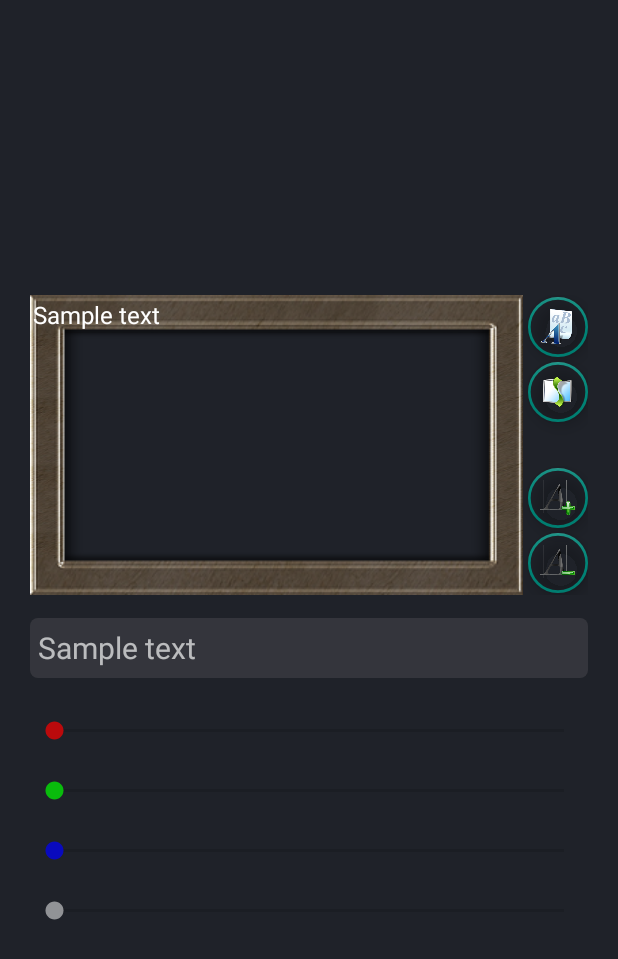
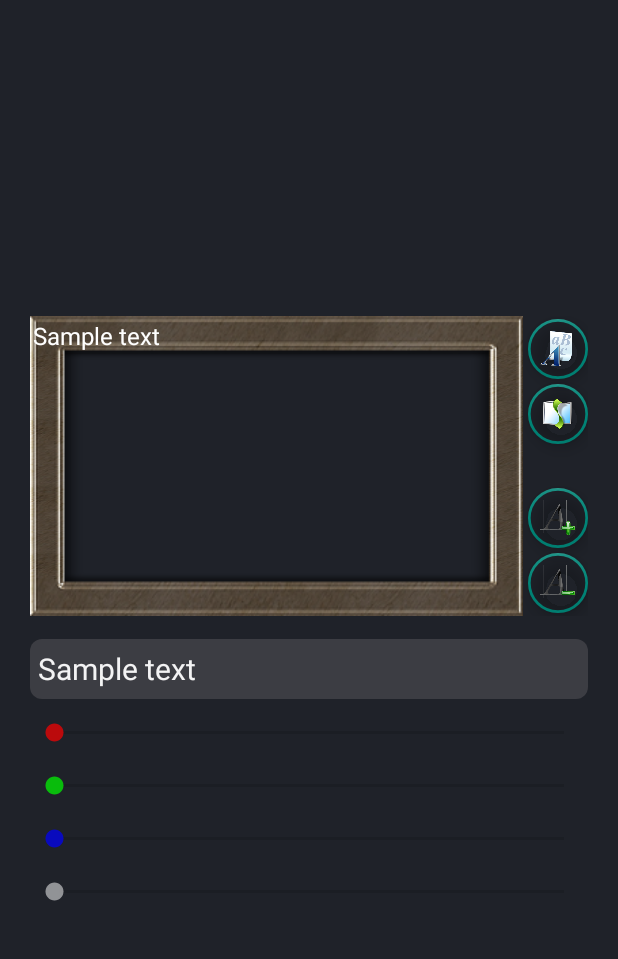
Before and after one commit to kwgo/album_widget, an Android app: the layout font_layer.xml on its own in the app's theme, with its tools: preview values and no code run, on a phone screen of 412 x 824 dp. Shown: the top 959 px of the screen. Run offline under Robolectric (Android 15) with nearby library versions, the phone set to English and light mode, and no system bars.

Commit message:
working on the font

```diff
--- a/app/src/main/res/drawable/font_text.xml
+++ b/app/src/main/res/drawable/font_text.xml
@@ -6,6 +6,6 @@
         android:width="0dp"
         android:color="#434449" />
 
-    <corners android:radius="5dp" />
+    <corners android:radius="8dp" />
 
 </shape>
--- a/app/src/main/res/layout/font_layer.xml
+++ b/app/src/main/res/layout/font_layer.xml
@@ -22,7 +22,6 @@
             android:layout_height="wrap_content"
             android:orientation="vertical">
 
-
             <LinearLayout
                 android:layout_width="wrap_content"
                 android:layout_height="wrap_content"
@@ -42,7 +41,7 @@
                         android:src="@drawable/frame_0" />
 
                     <TextView
-                        android:id="@+id/font_sample"
+                        android:id="@+id/font_label"
                         android:layout_width="wrap_content"
                         android:layout_height="wrap_content"
                         android:padding="2dp"
@@ -64,7 +63,7 @@
                         android:layout_width="wrap_content"
                         android:layout_height="wrap_content"
                         android:layout_gravity="end"
-                        android:layout_marginTop="1dp"
+                        android:layout_marginTop="2dp"
                         android:src="@drawable/font_type" />
 
                     <com.google.android.material.floatingactionbutton.FloatingActionButton
@@ -102,11 +101,9 @@
                         android:layout_width="wrap_content"
                         android:layout_height="wrap_content"
                         android:layout_gravity="end"
-                        android:layout_marginBottom="1dp"
+                        android:layout_marginBottom="2dp"
                         android:src="@drawable/font_size_minus" />
-
                 </LinearLayout>
-
             </LinearLayout>
 
             <EditText
@@ -117,8 +114,8 @@
                 android:layout_marginStart="0dp"
                 android:layout_marginTop="15dp"
                 android:layout_marginEnd="0dp"
-                android:layout_marginBottom="15dp"
-                android:alpha="0.70"
+                android:layout_marginBottom="5dp"
+                android:alpha="0.95"
                 android:background="@drawable/font_text"
                 android:hint="@string/font_sample"
                 android:paddingStart="5dp"
@@ -136,7 +133,8 @@
                     android:id="@+id/font_color_r"
                     style="@style/font_color_seeker"
                     android:layout_width="match_parent"
-                    android:layout_height="40dp"
+                    android:layout_height="35dp"
+                    android:max="255"
                     android:progressTint="#FF0000"
                     android:saveEnabled="false"
                     android:thumbTint="#FF0000" />
@@ -145,7 +143,8 @@
                     android:id="@+id/font_color_g"
                     style="@style/font_color_seeker"
                     android:layout_width="match_parent"
-                    android:layout_height="40dp"
+                    android:layout_height="35dp"
+                    android:max="255"
                     android:progressTint="#00FF00"
                     android:thumbTint="#00FF00" />
 
@@ -153,7 +152,8 @@
                     android:id="@+id/font_color_b"
                     style="@style/font_color_seeker"
                     android:layout_width="match_parent"
-                    android:layout_height="40dp"
+                    android:layout_height="35dp"
+                    android:max="255"
                     android:progressTint="#0000FF"
                     android:thumbTint="#0000FF" />
 
@@ -161,7 +161,8 @@
                     android:id="@+id/font_color_a"
                     style="@style/font_color_seeker"
                     android:layout_width="match_parent"
-                    android:layout_height="40dp"
+                    android:layout_height="35dp"
+                    android:max="255"
                     android:progressTint="#BBFFFFFF"
                     android:thumbTint="#BBFFFFFF" />
 
```
Also changed, not shown: app/src/main/java/com/jchip/album/activity/AbstractActivity.java (+26 -15 lines), app/src/main/java/com/jchip/album/activity/FontActivity.java (+106 -0 lines), app/src/main/java/com/jchip/album/data/PhotoData.java (+9 -0 lines).
